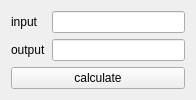
This is calculatorWindow.ui in KyokaiNoKanata/TradingPlatform as Qt 5 draws it before an edit. The edited form follows.
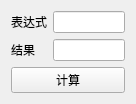
This is the edited form.

```diff
--- a/calculatorWindow.ui
+++ b/calculatorWindow.ui
@@ -6,8 +6,8 @@
    <rect>
     <x>0</x>
     <y>0</y>
-    <width>196</width>
-    <height>96</height>
+    <width>136</width>
+    <height>84</height>
    </rect>
   </property>
   <property name="windowTitle">
@@ -15,33 +15,33 @@
   </property>
   <layout class="QVBoxLayout" name="verticalLayout">
    <item>
-    <layout class="QFormLayout" name="formLayout">
+    <layout class="QGridLayout" name="gridLayout">
      <item row="0" column="0">
       <widget class="QLabel" name="inputLabel">
        <property name="text">
-        <string>input</string>
+        <string>表达式</string>
        </property>
       </widget>
      </item>
+     <item row="0" column="1">
+      <widget class="QLineEdit" name="inputLineEdit"/>
+     </item>
      <item row="1" column="0">
       <widget class="QLabel" name="outputLabel">
        <property name="text">
-        <string>output</string>
+        <string>结果</string>
        </property>
       </widget>
      </item>
      <item row="1" column="1">
       <widget class="QLineEdit" name="outputLineEdit"/>
      </item>
-     <item row="0" column="1">
-      <widget class="QLineEdit" name="inputLineEdit"/>
-     </item>
     </layout>
    </item>
    <item>
     <widget class="QPushButton" name="calculatePushButton">
      <property name="text">
-      <string>calculate</string>
+      <string>计算</string>
      </property>
     </widget>
    </item>
```
